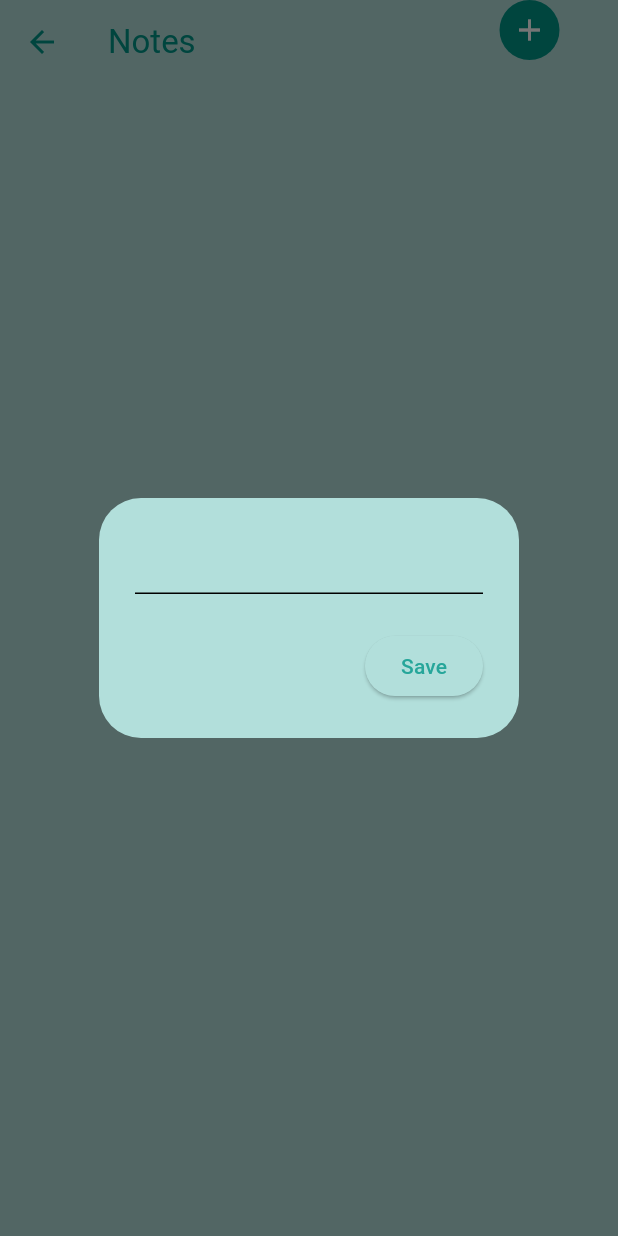
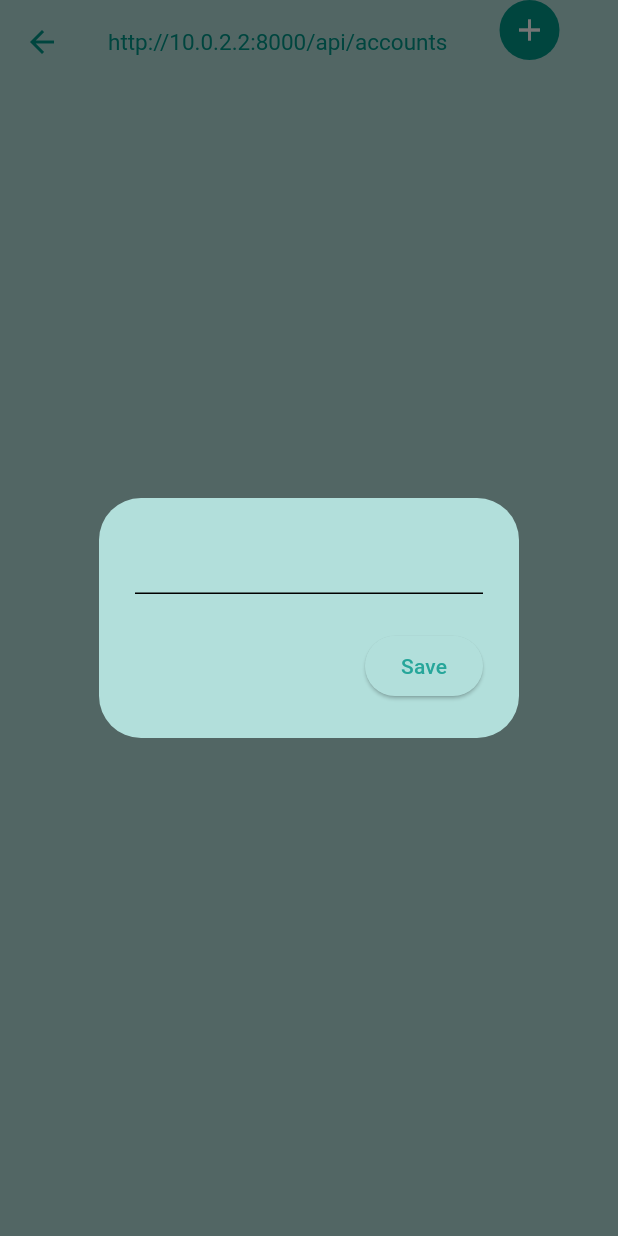
Before and after one commit to qaisershameer/chat_wp, a Flutter app: the CrudPage screen opened directly, after a tap on the "add" icon, on a phone screen of 412 x 824 dp. Run offline on Flutter 3.47's test engine with Material 3 defaults, Android fonts, the phone set to English and light mode, and no system bars; our stand-ins replace cloud_firestore, dropdown_search, firebase_auth, firebase_core, flutter_typeahead, font_awesome_flutter and 3 more; accounts and stored records are empty; network calls fail.

Commit message:
02 Oct Softagics

```diff
--- a/lib/pages/logins_chat/crud_page.dart
+++ b/lib/pages/logins_chat/crud_page.dart
@@ -5,6 +5,8 @@ import 'package:chat_wp/themes/const.dart';
 import 'package:cloud_firestore/cloud_firestore.dart';
 import 'package:chat_wp/services/chat/crud_service.dart';
 
+import 'dart:convert';
+import 'package:http/http.dart' as http;
 
 class CrudPage extends StatefulWidget {
   const CrudPage({super.key});
@@ -18,6 +20,9 @@ class CrudPageState extends State<CrudPage> {
 
   // text controller
   final TextEditingController _textNotes = TextEditingController();
+
+  bool isLoading = false;
+  List userData = [];
 
   // open a dialogue box to add a note
   void openNoteBox(String? docID, String? noteText) {
@@ -82,11 +87,55 @@ class CrudPageState extends State<CrudPage> {
             ));
   }
 
+  Future<void> getRecords() async {
+    String url = '${kApiUrl}accounts';
+    setState(() {
+      isLoading = true; // Start loading
+    });
+
+    try {
+      var response = await http.get(Uri.parse(url), headers: kHeaders);
+
+      if (response.statusCode == 200) {
+        // Handle successful response
+        print('Response data: ${response.body}');
+      } else {
+        // Handle error response
+        print('Error: ${response.statusCode} - ${response.body}');
+      }
+
+      setState(() {
+        var data = jsonDecode(response.body);
+        userData = data['data']['accounts'];
+
+        // userData = jsonDecode(response.body);
+        isLoading = false; // Stop loading
+        print('Error: ${response.statusCode} - ${response.body}');
+
+      });
+    } catch (e) {
+      print(e);
+      setState(() {
+        isLoading = false; // Stop loading on error
+      });
+    }
+  }
+
+  @override
+  void initState() {
+    getRecords();
+    super.initState();
+  }
+
   @override
   Widget build(BuildContext context) {
     return Scaffold(
       appBar: AppBar(
-        title: const Text('Notes'),
+        // title: const Text('Notes'),
+        title: Text(
+          '${kApiUrl}accounts',
+          style: const TextStyle(fontSize: 15),
+        ),
         // centerTitle: true,
         // backgroundColor: Colors.transparent,
         foregroundColor: Colors.teal,
@@ -110,72 +159,122 @@ class CrudPageState extends State<CrudPage> {
           )
         ],
       ),
-      body: StreamBuilder<QuerySnapshot>(
-        stream: _crud.getNotesStream(kUserId),
-        builder: (context, snapshot) {
-          // if we have data, get all the docs.
-          if (snapshot.hasData) {
-            List noteList = snapshot.data!.docs;
 
-            // display as a list
-            return ListView.builder(
-                itemCount: noteList.length,
+      body: isLoading
+          ? const Center(
+              child: CircularProgressIndicator(
+                valueColor: AlwaysStoppedAnimation<Color>(
+                    Colors.green), // You can customize the color
+              ),
+            )
+          : // Your normal widget tree here when not loading
+          ListView.builder(
+              itemCount: userData.length,
               itemBuilder: (context, index) {
-                  // get each individual doc
-                  DocumentSnapshot document = noteList[index];
-                  String docID = document.id;
-
-                  // get note from each doc
-                  Map<String, dynamic> data =
-                      document.data() as Map<String, dynamic>;
-
-                  String noteText = data['note'];
-                  // Timestamp? timeStamp = data['timestamp'];
-
-                  Timestamp timeStamp = data['timestamp'] as Timestamp;
-                  DateTime date = timeStamp.toDate();
-                  String formatedDT =
-                      DateFormat('dd MMM yyyy hh:mm:ss a').format(date);
-
-                  // display as a list title
-                  return Container(
-                    decoration: BoxDecoration(
-                      color: Theme.of(context).colorScheme.secondary,
-                      borderRadius: BorderRadius.circular(12),
+                return Card(
+                  margin: const EdgeInsets.all(1),
+                  child: ListTile(
+                    onTap: () {},
+                    leading: const Icon(
+                      Icons.heart_broken,
+                      color: Colors.red,
                     ),
-                    margin:
-                        const EdgeInsets.symmetric(vertical: 3, horizontal: 6),
-                    padding: const EdgeInsets.all(3),
-                    child: ListTile(
-                      title: Text(noteText),
-                      subtitle: Text(formatedDT),
+                    title: Text(
+                      userData[index]['acTitle']!,
+                      style: const TextStyle(color: Colors.blue),
+                    ),
+                    subtitle: Text(
+                      'ID: ${userData[index]['acId']!}',
+                      style: const TextStyle(color: Colors.black45),
+                    ),
                     trailing: Row(
                       mainAxisSize: MainAxisSize.min,
                       children: [
-                          // update button
+                        // IconButton(
+                        //   onPressed: () {},
+                        //   icon: const Icon(
+                        //     Icons.settings,
+                        //     color: Colors.blue,
+                        //   ),
+                        // ),
                         IconButton(
-                            onPressed: () => openNoteBox(docID, noteText),
-                            icon: const Icon(Icons.settings),
+                          onPressed: () {
+                            // deleteRecords(userData[index]['uid']!);
+                            // _showDeleteBox(context, userData[index]['uid']!);
+                          },
+                          icon: const Icon(
+                            Icons.delete,
+                            color: Colors.red,
                           ),
-                          // delete button
-                          IconButton(
-                            onPressed: () =>_deleteNoteBox(context, docID),
-                            icon: const Icon(Icons.delete),
                         ),
                       ],
                     ),
                   ),
                 );
-                });
-          } else {
-            return const Center(child: Text('no notes data to display!'));
-          }
               },
             ),
-      // floatingActionButton: FloatingActionButton(
-      //   // open note box dialogue box
-      //   onPressed: () => openNoteBox(null),
-      //   child: const Icon(Icons.add),
+
+      // StreamBuilder<QuerySnapshot>(
+      //   stream: _crud.getNotesStream(kUserId),
+      //   builder: (context, snapshot) {
+      //     // if we have data, get all the docs.
+      //     if (snapshot.hasData) {
+      //       List noteList = snapshot.data!.docs;
+      //
+      //       // display as a list
+      //       return ListView.builder(
+      //           itemCount: noteList.length,
+      //           itemBuilder: (context, index) {
+      //             // get each individual doc
+      //             DocumentSnapshot document = noteList[index];
+      //             String docID = document.id;
+      //
+      //             // get note from each doc
+      //             Map<String, dynamic> data =
+      //                 document.data() as Map<String, dynamic>;
+      //
+      //             String noteText = data['note'];
+      //             // Timestamp? timeStamp = data['timestamp'];
+      //
+      //             Timestamp timeStamp = data['timestamp'] as Timestamp;
+      //             DateTime date = timeStamp.toDate();
+      //             String formatedDT =
+      //                 DateFormat('dd MMM yyyy hh:mm:ss a').format(date);
+      //
+      //             // display as a list title
+      //             return Container(
+      //               decoration: BoxDecoration(
+      //                 color: Theme.of(context).colorScheme.secondary,
+      //                 borderRadius: BorderRadius.circular(12),
+      //               ),
+      //               margin:
+      //                   const EdgeInsets.symmetric(vertical: 3, horizontal: 6),
+      //               padding: const EdgeInsets.all(3),
+      //               child: ListTile(
+      //                 title: Text(noteText),
+      //                 subtitle: Text(formatedDT),
+      //                 trailing: Row(
+      //                   mainAxisSize: MainAxisSize.min,
+      //                   children: [
+      //                     // update button
+      //                     IconButton(
+      //                       onPressed: () => openNoteBox(docID, noteText),
+      //                       icon: const Icon(Icons.settings, color: Colors.blue,),
+      //                     ),
+      //                     // delete button
+      //                     IconButton(
+      //                       onPressed: () =>_deleteNoteBox(context, docID),
+      //                       icon: const Icon(Icons.delete, color: Colors.red,),
+      //                     ),
+      //                   ],
+      //                 ),
+      //               ),
+      //             );
+      //           });
+      //     } else {
+      //       return const Center(child: Text('no notes data to display!'));
+      //     }
+      //   },
       // ),
     );
   }
--- a/lib/themes/const.dart
+++ b/lib/themes/const.dart
@@ -16,6 +16,16 @@ import '../../services/auth/auth_service.dart';
 
   String kCash = 'CASH';
   String kBank = 'BANK';
+
+  String kApiUrl = 'http://10.0.2.2:8000/api/';
+
+  String kToken = '1|IldYuTylZ8HIV4MIRqRCrh6IFewUIOBgDQFMIMSja2aa25d7';
+
+  Map<String, String> kHeaders = {
+    'Content-Type': 'application/json',
+    'Accept': 'application/json',
+    'Authorization': 'Bearer $kToken', // Replace with your actual token
+  };
 
   final DateTime stDate = DateTime(DateTime.now().year, 7, 1);
   final String kStartDate = DateFormat('dd-MMM-yyyy').format(stDate);
--- a/pubspec.yaml
+++ b/pubspec.yaml
@@ -11,6 +11,7 @@ dependencies:
     sdk: flutter
 
   cupertino_icons: ^1.0.8
+  http: ^1.2.2
 
   firebase_core: ^3.1.0
   firebase_auth: ^5.1.2
```
Also changed, not shown: lib/main.dart (+5 -2 lines), lib/services/auth/auth_gate.dart (+4 -3 lines). Lines whose indentation alone changed are shown as unchanged.
